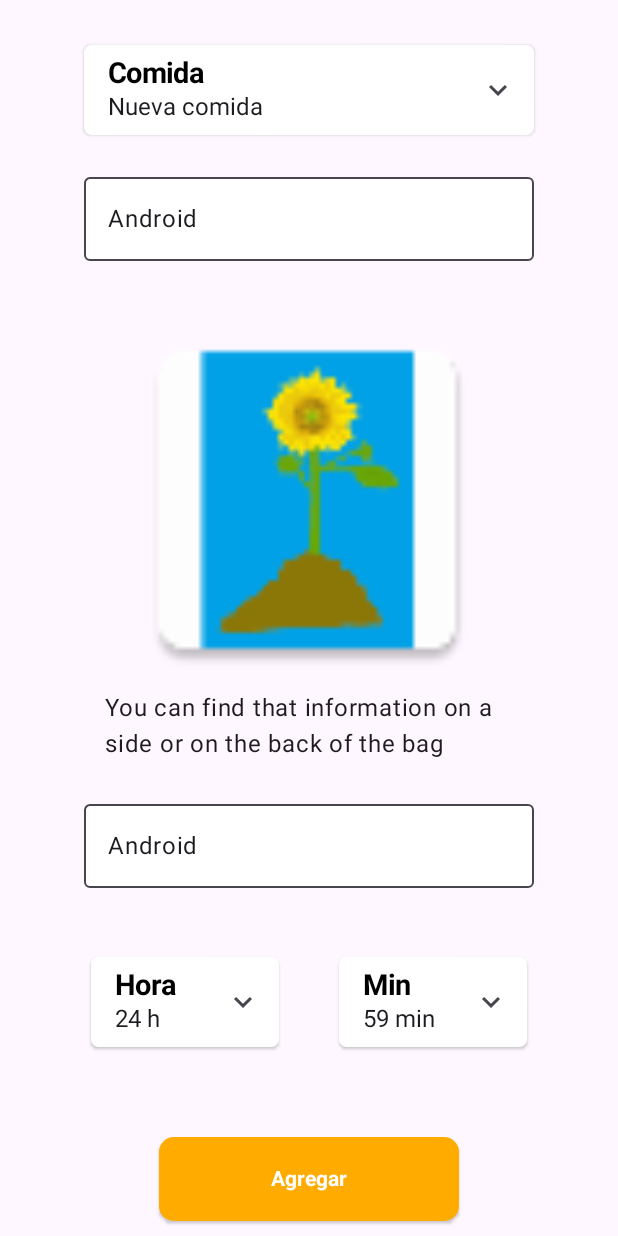
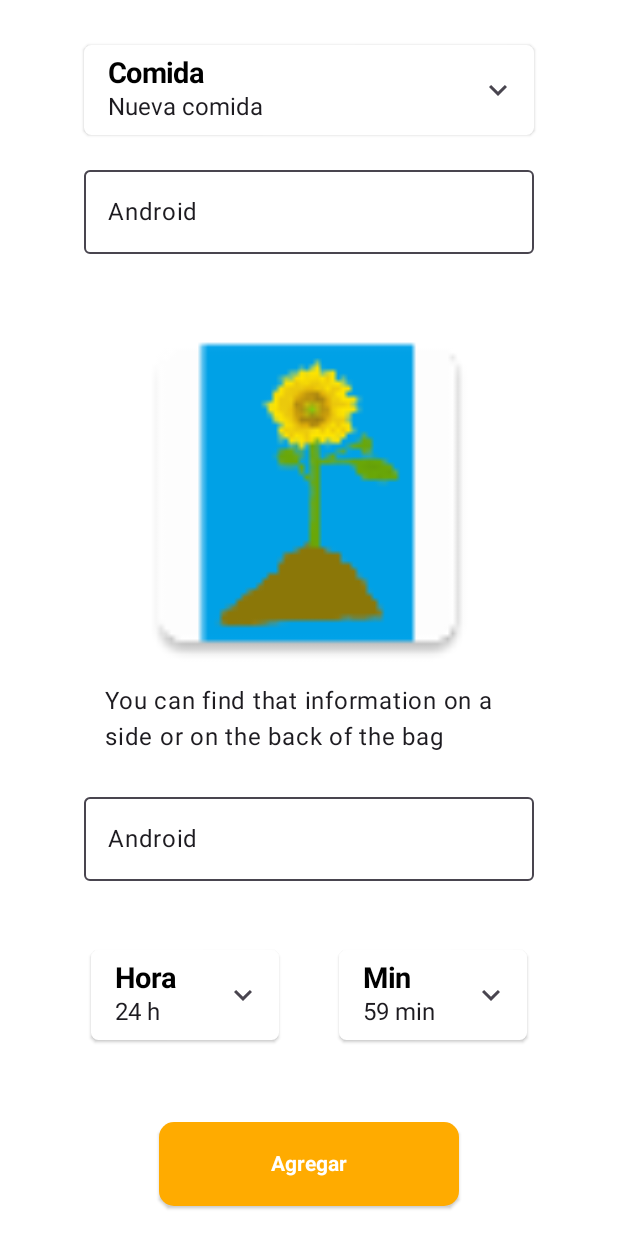
Before and after one commit to MaverickAppliedLogic/NutriPetDevelopment, an Android app built with Jetpack Compose: the AddMealActivity screen opened directly, with no data from a screen before it, on a phone screen of 412 x 824 dp. Run offline under Robolectric (Android 15) with nearby library versions, the phone set to English and light mode, and no system bars; our stand-ins replace Dagger/Hilt's generated code.

Commit message:
WIP: Se comenzó a implementar la funcionalidad de la UI AddMealActivity

```diff
--- a/app/src/main/java/com/example/feedm/core/domain/model/FoodModel.kt
+++ b/app/src/main/java/com/example/feedm/core/domain/model/FoodModel.kt
@@ -1,3 +1,9 @@
 package com.example.feedm.core.domain.model
 
-data class FoodModel()
+data class FoodModel(
+    val foodId: Int = 0,
+    val foodName: String,
+    val brand: String = "noBrand",
+    val foodWeight: Float?,
+    val calories: Float
+)
--- a/app/src/main/java/com/example/feedm/mealsFeature/ui/AddMealActivity.kt
+++ b/app/src/main/java/com/example/feedm/mealsFeature/ui/AddMealActivity.kt
@@ -3,9 +3,13 @@ package com.example.feedm.mealsFeature.ui
 import android.os.Bundle
 import androidx.activity.ComponentActivity
 import androidx.activity.compose.setContent
-import androidx.activity.enableEdgeToEdge
+import androidx.activity.viewModels
+import androidx.compose.animation.core.animateDpAsState
+import androidx.compose.animation.core.animateValueAsState
 import androidx.compose.foundation.Image
+import androidx.compose.foundation.background
 import androidx.compose.foundation.layout.Arrangement
+import androidx.compose.foundation.layout.Box
 import androidx.compose.foundation.layout.Column
 import androidx.compose.foundation.layout.Row
 import androidx.compose.foundation.layout.Spacer
@@ -15,7 +19,7 @@ import androidx.compose.foundation.layout.padding
 import androidx.compose.foundation.layout.size
 import androidx.compose.foundation.layout.width
 import androidx.compose.foundation.shape.RoundedCornerShape
-import androidx.compose.material3.Button
+import androidx.compose.material3.BottomAppBar
 import androidx.compose.material3.Card
 import androidx.compose.material3.CardDefaults
 import androidx.compose.material3.FloatingActionButton
@@ -25,31 +29,82 @@ import androidx.compose.material3.Scaffold
 import androidx.compose.material3.Text
 import androidx.compose.material3.TextFieldDefaults
 import androidx.compose.runtime.Composable
+import androidx.compose.runtime.getValue
+import androidx.compose.runtime.mutableStateOf
+import androidx.compose.runtime.remember
+import androidx.compose.runtime.setValue
 import androidx.compose.ui.Alignment
 import androidx.compose.ui.Modifier
 import androidx.compose.ui.graphics.Color
-import androidx.compose.ui.layout.ContentScale
 import androidx.compose.ui.res.painterResource
-import androidx.compose.ui.res.stringResource
 import androidx.compose.ui.text.TextStyle
 import androidx.compose.ui.text.font.FontWeight
+import androidx.compose.ui.text.input.VisualTransformation
 import androidx.compose.ui.tooling.preview.Preview
 import androidx.compose.ui.unit.dp
 import com.example.feedm.R
+import com.example.feedm.core.domain.model.FoodModel
+import com.example.feedm.core.domain.model.MealModel
 import com.example.feedm.core.ui.theme.TailyCareTheme
 import com.example.feedm.core.ui.components.CustomDropDownMenu
 import com.example.feedm.ui.view.theme.Orange
 import com.example.feedm.ui.view.theme.RedSemiTransparent
+import dagger.hilt.android.AndroidEntryPoint
 
+
+@AndroidEntryPoint
 class AddMealActivity : ComponentActivity() {
+
+    private val mealsViewmodel: MealsViewmodel by viewModels()
+
+
     override fun onCreate(savedInstanceState: Bundle?) {
         super.onCreate(savedInstanceState)
-        enableEdgeToEdge()
+
+        val food = FoodModel(
+            foodId = -1,
+            foodName = "test",
+            foodWeight = 1f,
+            calories = 0f,
+            brand = "test"
+        )
         setContent {
             TailyCareTheme {
-                Scaffold(modifier = Modifier.fillMaxSize()) { innerPadding ->
+                var isNewMeal by remember { mutableStateOf(true) }
+
+                Scaffold(modifier = Modifier
+                    .fillMaxSize()
+                    .background(color = Color.White),
+                    bottomBar = {
+                        BottomAppBar(containerColor = Color.White) {
+                            Row(
+                                horizontalArrangement = Arrangement.Center,
+                                modifier = Modifier
+                                    .fillMaxSize()
+                                    .background(color = Color.White)
+                            ) {
+                                FloatingActionButton(
+                                    onClick = {
+                                    },
+                                    elevation = FloatingActionButtonDefaults.elevation(1.25.dp),
+                                    containerColor = Orange,
+                                    shape = RoundedCornerShape(10.dp),
+                                    modifier = Modifier.width(200.dp)
+                                ) {
+                                    Text(
+                                        text = "Agregar",
+                                        style = TextStyle(fontWeight = FontWeight.Bold),
+                                        color = Color.White
+                                    )
+                                }
+                            }
+                        }
+                    }) { innerPadding ->
                     Screen(
                         name = "Android",
+                        isNewMeal = isNewMeal,
+                        onMealSeLected = {if(it != "Nueva comida") isNewMeal = true
+                        else isNewMeal = false},
                         modifier = Modifier.padding(innerPadding)
                     )
                 }
@@ -59,11 +114,24 @@ class AddMealActivity : ComponentActivity() {
 }
 
 @Composable
-fun Screen(name: String, modifier: Modifier = Modifier) {
+fun Screen(
+    name: String,
+    isNewMeal: Boolean,
+    onMealSeLected : (String) -> Unit,
+    modifier: Modifier = Modifier
+) {
+    val namePadding by animateDpAsState(
+        targetValue = if (isNewMeal) 105.dp else 25.dp,
+        label = ""
+    )
     Column(
         horizontalAlignment = Alignment.CenterHorizontally,
-        modifier = modifier.fillMaxSize()
+        modifier = modifier
+            .fillMaxSize()
+            .background(color = Color.White)
     ) {
+
+        Box(modifier = Modifier) {
             Card(
                 shape = RoundedCornerShape(5.dp),
                 elevation = CardDefaults.cardElevation(defaultElevation = 1.25.dp),
@@ -78,16 +146,15 @@ fun Screen(name: String, modifier: Modifier = Modifier) {
                     title = "Comida",
                     selectedOption = "Nueva comida",
                     errorCommitting = false,
-                onSelectOption = { }
+                    onSelectOption = { onMealSeLected(it) }
                 )
             }
-        Spacer(modifier = Modifier.padding(10.dp))
-
             OutlinedTextField(
                 value = name,
                 supportingText = {},
                 onValueChange = { },
                 label = { },
+                enabled = isNewMeal,
                 isError = false,
                 colors = TextFieldDefaults.colors(
                     unfocusedContainerColor = Color.White,
@@ -97,8 +164,12 @@ fun Screen(name: String, modifier: Modifier = Modifier) {
                     focusedIndicatorColor = Orange
                 ),
                 modifier = Modifier
+                    .padding(top = namePadding)
                     .width(300.dp)
             )
+        }
+
+
         Spacer(modifier = Modifier.padding(10.dp))
         Image(
             painter = painterResource(id = R.mipmap.test_image), contentDescription = "",
@@ -147,11 +218,34 @@ fun Screen(name: String, modifier: Modifier = Modifier) {
                     .padding(top = 30.dp)
                     .height(60.dp)
                     .width(125.dp)
-            ){
-                CustomDropDownMenu(options = listOf("59 min","58 min"), title = "Min",
-                    selectedOption = "59 min", errorCommitting = false, onSelectOption = { })}
+            ) {
+                CustomDropDownMenu(options = listOf("59 min", "58 min"), title = "Min",
+                    selectedOption = "59 min", errorCommitting = false, onSelectOption = { })
+            }
         }
         Spacer(modifier = Modifier.padding(30.dp))
+
+    }
+}
+
+
+@Preview(showBackground = true)
+@Composable
+fun ScreenPreview() {
+    TailyCareTheme {
+        var isNewMeal by remember { mutableStateOf(true) }
+
+        Scaffold(modifier = Modifier
+            .fillMaxSize()
+            .background(color = Color.White),
+            bottomBar = {
+                BottomAppBar(containerColor = Color.White) {
+                    Row(
+                        horizontalArrangement = Arrangement.Center,
+                        modifier = Modifier
+                            .fillMaxSize()
+                            .background(color = Color.White)
+                    ) {
                         FloatingActionButton(
                             onClick = {
                             },
@@ -166,18 +260,14 @@ fun Screen(name: String, modifier: Modifier = Modifier) {
                                 color = Color.White
                             )
                         }
-
                     }
                 }
-
-
-@Preview(showBackground = true)
-@Composable
-fun ScreenPreview() {
-    TailyCareTheme {
-        Scaffold(modifier = Modifier.fillMaxSize()) { innerPadding ->
+            }) { innerPadding ->
             Screen(
                 name = "Android",
+                isNewMeal = isNewMeal,
+                onMealSeLected = {if(it != "Nueva comida") isNewMeal = true
+                else isNewMeal = false},
                 modifier = Modifier.padding(innerPadding)
             )
         }
--- a/app/src/main/java/com/example/feedm/mealsFeature/ui/MealsViewmodel.kt
+++ b/app/src/main/java/com/example/feedm/mealsFeature/ui/MealsViewmodel.kt
@@ -2,17 +2,20 @@ package com.example.feedm.mealsFeature.ui
 
 import androidx.lifecycle.LiveData
 import androidx.lifecycle.MutableLiveData
+import androidx.lifecycle.ViewModel
 import com.example.feedm.core.domain.model.MealModel
 import com.example.feedm.mealsFeature.domain.AddMeal
 import com.example.feedm.mealsFeature.domain.DeleteMeal
 import com.example.feedm.mealsFeature.domain.GetMeals
+import dagger.hilt.android.lifecycle.HiltViewModel
 import javax.inject.Inject
 
+@HiltViewModel
 class MealsViewmodel @Inject constructor(
     private val getMealsUseCase: GetMeals,
     private val addMealUseCase: AddMeal,
     private val deleteMealUseCase: DeleteMeal
-) {
+): ViewModel() {
 
     private val _meals = MutableLiveData<List<MealModel>>()
     val meals: LiveData<List<MealModel>> = _meals
```
Lines whose indentation alone changed are shown as unchanged.
